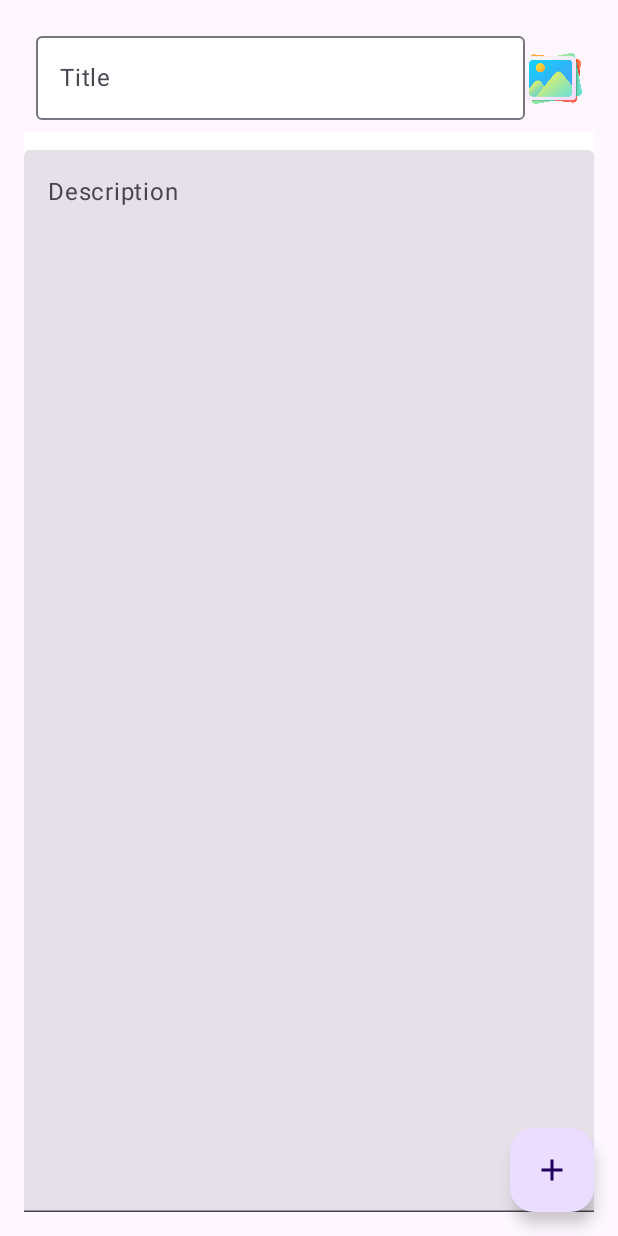
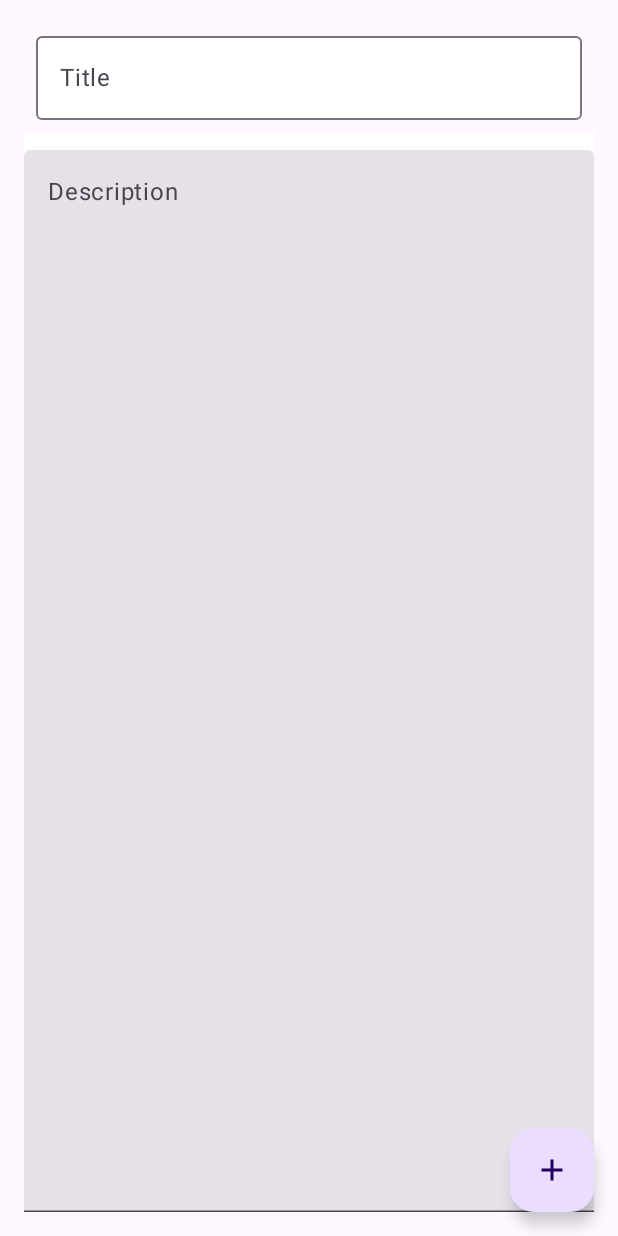
Before and after one commit to MohammedAgamy/ToDoNote, an Android app built with Jetpack Compose: the AddScreen screen opened through its navigation route, on a phone screen of 412 x 824 dp. Run offline under Robolectric (Android 15) with nearby library versions, the phone set to English and light mode, and no system bars; our stand-ins replace Room's generated code.

```diff
--- a/app/build.gradle.kts
+++ b/app/build.gradle.kts
@@ -61,6 +61,7 @@ dependencies {
     androidTestImplementation(libs.androidx.ui.test.junit4)
     debugImplementation(libs.androidx.ui.tooling)
     debugImplementation(libs.androidx.ui.test.manifest)
+    implementation(libs.androidx.foundation)
 
 
     //lottie
--- a/app/src/main/java/com/example/todonote/presentation/item/NoteItem.kt
+++ b/app/src/main/java/com/example/todonote/presentation/item/NoteItem.kt
@@ -29,7 +29,7 @@ import com.example.todonote.data.local.NoteEntity
 
 
 @Composable
-fun NoteItem(notes: NoteEntity, onDelete: (NoteEntity) -> Unit, onEdit: (NoteEntity) -> Unit) {
+fun NoteItem(notes: NoteEntity, onDelete: (NoteEntity) -> Unit, onEdit: (NoteEntity) -> Unit , modifier: Modifier) {
 
 
     val customColors = listOf(
@@ -62,6 +62,7 @@ fun NoteItem(notes: NoteEntity, onDelete: (NoteEntity) -> Unit, onEdit: (NoteEnt
         Row(
             modifier = Modifier
                 .fillMaxWidth()
+
                 .padding(8.dp),
             verticalAlignment = Alignment.CenterVertically
         ) {
--- a/app/src/main/java/com/example/todonote/presentation/screens/add/AddScreen.kt
+++ b/app/src/main/java/com/example/todonote/presentation/screens/add/AddScreen.kt
@@ -189,9 +189,10 @@ fun AddScreen(
                         .background(Color.White),
 
                     )
+                val sizeImage = if (imageUri == null) 0.dp else 38.dp
                 Image(
                     modifier = Modifier
-                        .size(38.dp)
+                        .size(sizeImage)
                         .clickable(onClick = {
                             openGallery = true
                             requestPermissions(permissionLauncher)
--- a/gradle/libs.versions.toml
+++ b/gradle/libs.versions.toml
@@ -27,6 +27,7 @@ androidx-ui-test-manifest = { group = "androidx.compose.ui", name = "ui-test-man
 androidx-ui-test-junit4 = { group = "androidx.compose.ui", name = "ui-test-junit4" }
 androidx-material3 = { group = "androidx.compose.material3", name = "material3" }
 androidx-navigation-compose-jvmstubs = { group = "androidx.navigation", name = "navigation-compose-jvmstubs", version.ref = "navigationComposeJvmstubs" }
+androidx-foundation = { group = "androidx.compose.foundation", name = "foundation" }
 
 [plugins]
 android-application = { id = "com.android.application", version.ref = "agp" }
```
Also changed, not shown: app/src/main/java/com/example/todonote/presentation/screens/home/HomeContact.kt (+23 -1 lines).
